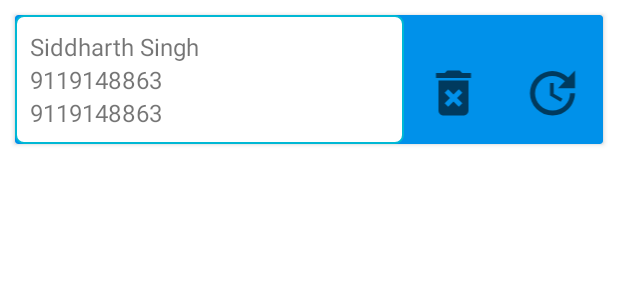
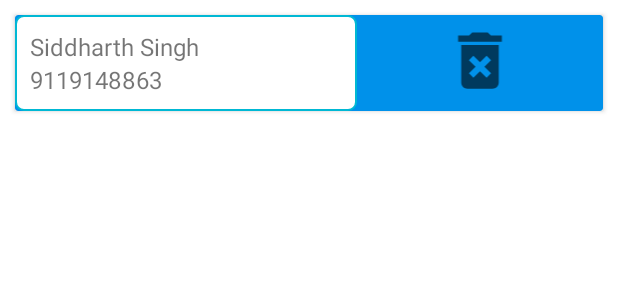
Before and after one commit to Siddharth-sing/Room-Bottom_Nav-RecyclerView, an Android app: the layout contact_item.xml on its own in the app's theme, with its tools: preview values and no code run, on a phone screen of 412 x 824 dp. Shown: the top 300 px of the screen. Run offline under Robolectric (Android 15) with nearby library versions, the phone set to English and light mode, and no system bars.

Commit message:
UI betterment

```diff
--- a/app/src/main/java/com/siddharthsinghbaghel/sqlite/ContactsAdapter.kt
+++ b/app/src/main/java/com/siddharthsinghbaghel/sqlite/ContactsAdapter.kt
@@ -4,6 +4,7 @@ import android.view.LayoutInflater
 import android.view.View
 import android.view.ViewGroup
 import android.widget.ImageView
+import android.widget.TextView
 import androidx.appcompat.widget.AppCompatTextView
 import androidx.recyclerview.widget.RecyclerView
 import com.siddharthsinghbaghel.sqlite.nav_fragments.ContactsFragment
@@ -18,11 +19,10 @@ class ContactsAdapter(private val context: ContactsFragment, private val listene
 
     inner class ContactsViewHolder(view: View): RecyclerView.ViewHolder(view){
 
-         val contactName: AppCompatTextView = view.tvContactName
-         val contactNo: AppCompatTextView = view.tvContactNo
+         val contactName: TextView = view.tvContactName
+         val contactNo: TextView = view.tvContactNo
          val btnDelete: ImageView = view.btnDelete
-         val btnUpdate: ImageView = view.btnUpdate
-         val tvId: AppCompatTextView = view.tvId
+
     }
 
     override fun onCreateViewHolder(parent: ViewGroup, viewType: Int): ContactsViewHolder {
@@ -40,7 +40,7 @@ class ContactsAdapter(private val context: ContactsFragment, private val listene
            val currentContact = allContacts[position]
            holder.contactName.text = currentContact.name
            holder.contactNo.text = currentContact.phoneNo
-           holder.tvId.text = currentContact.id.toString()
+
 
            holder.btnDelete.setOnClickListener{
                     listener.onItemClicked(allContacts[position])
--- a/app/src/main/java/com/siddharthsinghbaghel/sqlite/nav_fragments/ContactsFragment.kt
+++ b/app/src/main/java/com/siddharthsinghbaghel/sqlite/nav_fragments/ContactsFragment.kt
@@ -13,6 +13,7 @@ import com.siddharthsinghbaghel.sqlite.ContactsAdapter
 import com.siddharthsinghbaghel.sqlite.R
 import com.siddharthsinghbaghel.sqlite.room.ContactEntity
 import com.siddharthsinghbaghel.sqlite.room.ContactsViewModel
+import kotlinx.android.synthetic.main.contact_item.*
 import kotlinx.android.synthetic.main.fragment_contacts.*
 import kotlinx.android.synthetic.main.fragment_contacts.view.*
 
@@ -49,8 +50,12 @@ class ContactsFragment : Fragment(),ContactsAdapter.IContactRVAdapter {
     }
 
     override fun onItemClicked(contact: ContactEntity) {
-        Toast.makeText(context, "onItemClicked", Toast.LENGTH_SHORT).show()
-        viewModel.deleteContact(contact)
+
+            Toast.makeText(context, "onItemClicked Delete", Toast.LENGTH_SHORT).show()
+            viewModel.deleteContact(contact)
+
+
+
     }
 
 
--- a/app/src/main/java/com/siddharthsinghbaghel/sqlite/room/ContactDao.kt
+++ b/app/src/main/java/com/siddharthsinghbaghel/sqlite/room/ContactDao.kt
@@ -10,6 +10,8 @@ interface ContactDao {
     suspend fun insertContact(contact: ContactEntity)
     @Delete
     suspend fun deleteContact(contact: ContactEntity)
+    @Update
+    suspend fun updateContact(contact: ContactEntity)
     @Query("select * from contacts order by `First Name` ASC")
     fun getAllContacts(): LiveData<List<ContactEntity>>
 
--- a/app/src/main/java/com/siddharthsinghbaghel/sqlite/room/ContactsRepository.kt
+++ b/app/src/main/java/com/siddharthsinghbaghel/sqlite/room/ContactsRepository.kt
@@ -21,5 +21,8 @@ class ContactsRepository(private val contactDao: ContactDao) {
     suspend fun delete(contact: ContactEntity) {
         contactDao.deleteContact(contact)
     }
+    suspend fun update(contact: ContactEntity) {
+        contactDao.updateContact(contact)
+    }
 
 }
--- a/app/src/main/java/com/siddharthsinghbaghel/sqlite/room/ContactsViewModel.kt
+++ b/app/src/main/java/com/siddharthsinghbaghel/sqlite/room/ContactsViewModel.kt
@@ -21,6 +21,9 @@ class ContactsViewModel(application: Application): AndroidViewModel(application)
     fun deleteContact(contact:ContactEntity) = viewModelScope.launch(Dispatchers.IO) {
         repository.delete(contact)
     }
+    fun updateContact(contact:ContactEntity) = viewModelScope.launch(Dispatchers.IO) {
+        repository.update(contact)
+    }
 
     fun insertContact(contact:ContactEntity) = viewModelScope.launch(Dispatchers.IO) {
         repository.insert(contact)
--- a/app/src/main/res/layout/contact_item.xml
+++ b/app/src/main/res/layout/contact_item.xml
@@ -29,30 +29,16 @@
                                     >
 
 
-                                    <com.google.android.material.textfield.TextInputLayout
-                                        android:id="@+id/tilContactName"
-                                        style="@style/Widget.MaterialComponents.TextInputLayout.OutlinedBox"
-                                        android:layout_width="match_parent"
-                                        android:layout_height="wrap_content"
-                                        >
-
-                                        <androidx.appcompat.widget.AppCompatTextView
+                                    <TextView
                                             android:id="@+id/tvContactName"
                                             android:layout_width="match_parent"
                                             android:layout_height="wrap_content"
-                                            android:inputType="numberDecimal"
+                                            android:inputType="text"
                                             tools:text="Siddharth Singh"
+                                            android:textSize="16sp" />
 
-                                            android:textSize="16sp" />
-                                    </com.google.android.material.textfield.TextInputLayout>
 
-                                    <com.google.android.material.textfield.TextInputLayout
-                                        android:id="@+id/tilContactNo"
-                                        style="@style/Widget.MaterialComponents.TextInputLayout.OutlinedBox"
-                                        android:layout_width="match_parent"
-                                        android:layout_height="wrap_content">
-
-                                        <androidx.appcompat.widget.AppCompatTextView
+                                     <TextView
                                             android:id="@+id/tvContactNo"
                                             android:layout_width="match_parent"
                                             android:layout_height="wrap_content"
@@ -60,42 +46,19 @@
                                             tools:text="9119148863"
 
                                             android:textSize="16sp" />
-                                    </com.google.android.material.textfield.TextInputLayout>
 
-                                    <com.google.android.material.textfield.TextInputLayout
-                                        android:id="@+id/tilId"
-                                        style="@style/Widget.MaterialComponents.TextInputLayout.OutlinedBox"
-                                        android:layout_width="match_parent"
-                                        android:layout_height="wrap_content">
-
-                                        <androidx.appcompat.widget.AppCompatTextView
-                                            android:id="@+id/tvId"
-                                            android:layout_width="match_parent"
-                                            android:layout_height="wrap_content"
-                                            android:inputType="numberDecimal"
-                                            tools:text="9119148863"
-
-                                            android:textSize="16sp" />
-                                    </com.google.android.material.textfield.TextInputLayout>
                                 </LinearLayout>
 
 
                 <ImageView
                     android:id="@+id/btnDelete"
-                    android:layout_width="40dp"
-                    android:layout_height="40dp"
+                    android:layout_width="50dp"
+                    android:layout_height="50dp"
+                    android:layout_marginTop="5dp"
                     android:src="@drawable/ic_delete"
-                    android:layout_weight="0.1"
-                    android:layout_marginTop="32dp"
+                    android:layout_weight="0.5"
                     />
-                <ImageView
-                    android:id="@+id/btnUpdate"
-                    android:layout_width="40dp"
-                    android:layout_height="40dp"
-                    android:src="@drawable/ic_update"
-                    android:layout_weight="0.1"
-                    android:layout_marginTop="32dp"
-                    />
+
             </LinearLayout>
 
     </androidx.cardview.widget.CardView>
```
